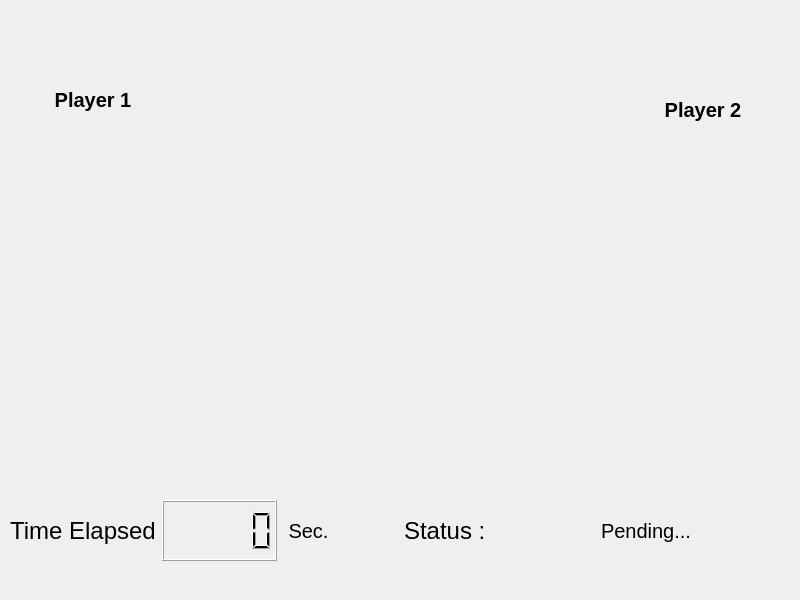
Qt form playpage.ui (SenuraMalaka/CrossTheGameQT) before a commit.
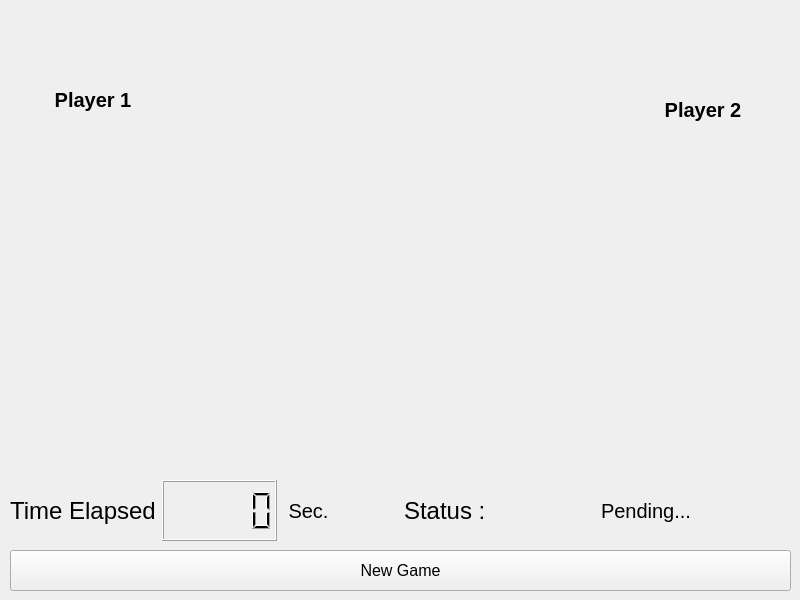
The same form after that commit. Icons and pictures are not drawn.

Commit message: added new game button after draw or winning the game

```diff
--- a/playpage.ui
+++ b/playpage.ui
@@ -345,11 +345,35 @@
     </item>
    </layout>
   </widget>
+  <widget class="QPushButton" name="pushButtonNewGame">
+   <property name="geometry">
+    <rect>
+     <x>10</x>
+     <y>550</y>
+     <width>781</width>
+     <height>41</height>
+    </rect>
+   </property>
+   <property name="font">
+    <font>
+     <pointsize>12</pointsize>
+    </font>
+   </property>
+   <property name="cursor">
+    <cursorShape>PointingHandCursor</cursorShape>
+   </property>
+   <property name="text">
+    <string extracomment="Start a New Game">New Game</string>
+   </property>
+   <property name="flat">
+    <bool>false</bool>
+   </property>
+  </widget>
   <widget class="QWidget" name="">
    <property name="geometry">
     <rect>
      <x>10</x>
-     <y>500</y>
+     <y>480</y>
      <width>781</width>
      <height>61</height>
     </rect>
```
Left out of the diff: 1 changed line with no effect on the pictures. The commit also changes 3 other files.
